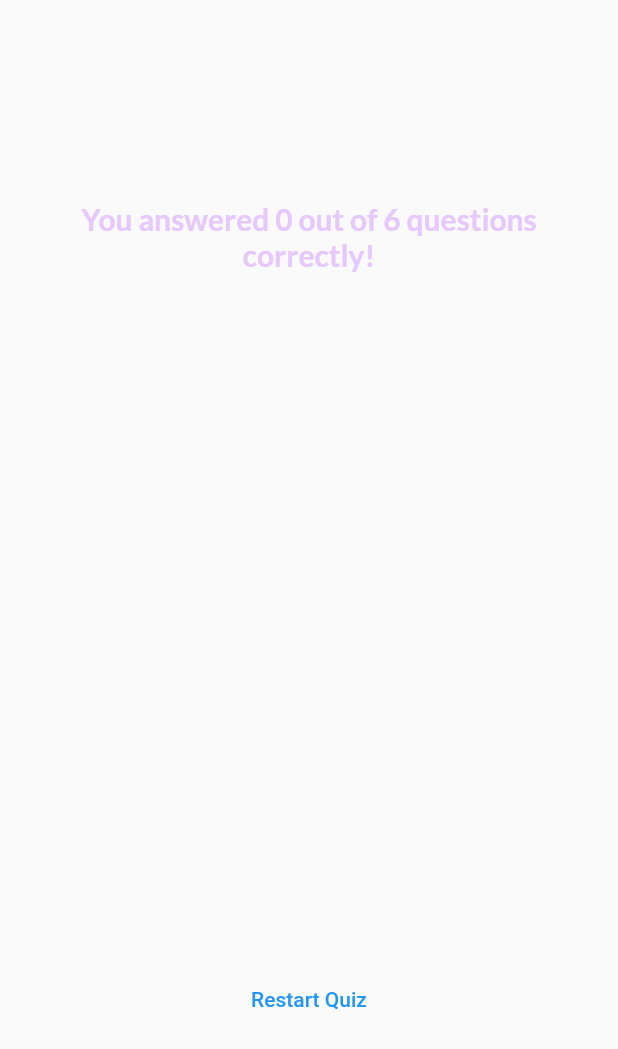
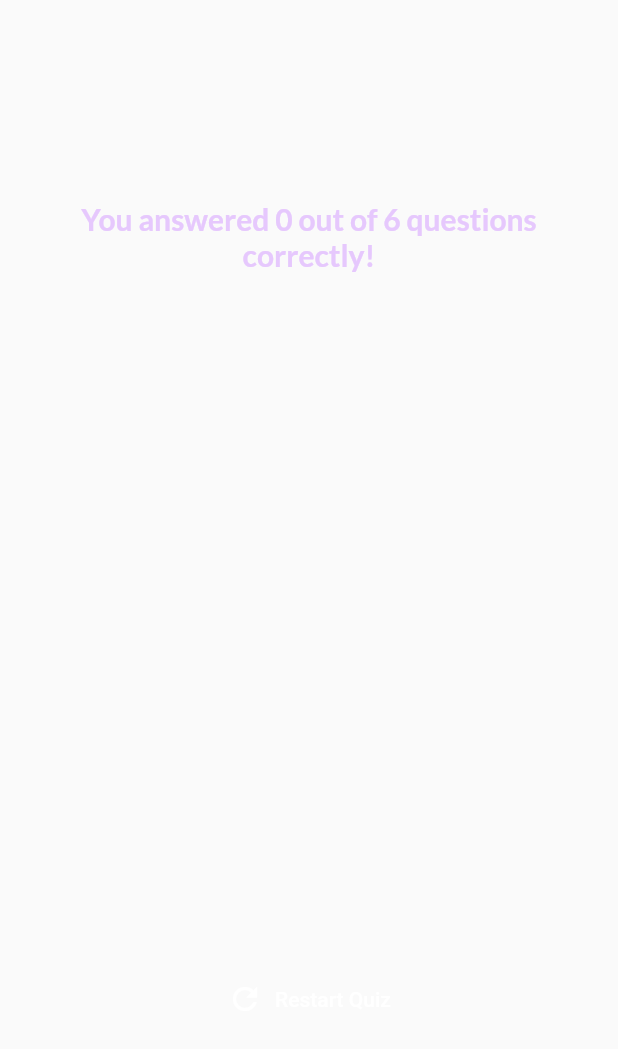
Before and after one commit to saitgungor/quiz_app, a Flutter app: the ResultsScreen widget shown alone on an empty page, opened directly with empty values, on a phone screen of 412 x 824 dp. Shown: the top 1049 px of the screen. Run offline on Flutter 3.47's test engine with Material 2 defaults, Android fonts, the phone set to English and light mode, and no system bars; our stand-ins replace google_fonts.

Commit message:
restart quiz functionality implemented

```diff
--- a/lib/results_screen.dart
+++ b/lib/results_screen.dart
@@ -7,8 +7,10 @@ class ResultsScreen extends StatelessWidget {
   const ResultsScreen({
     super.key,
     required this.chosenAnswers,
+    required this.onRestart,
   });
 
+  final void Function() onRestart;
   final List<String> chosenAnswers;
 
   List<Map<String, Object>> getSummaryData() {
@@ -56,9 +58,13 @@ class ResultsScreen extends StatelessWidget {
             const SizedBox(
               height: 30,
             ),
-            TextButton(
-              onPressed: () {},
-              child: const Text('Restart Quiz'),
+            TextButton.icon(
+              onPressed: onRestart,
+              style: TextButton.styleFrom(
+                foregroundColor: Colors.white,
+              ),
+              icon: const Icon(Icons.refresh),
+              label: const Text('Restart Quiz'),
             ),
           ],
         ),
```
Also changed, not shown: lib/quiz.dart (+10 -0 lines).
